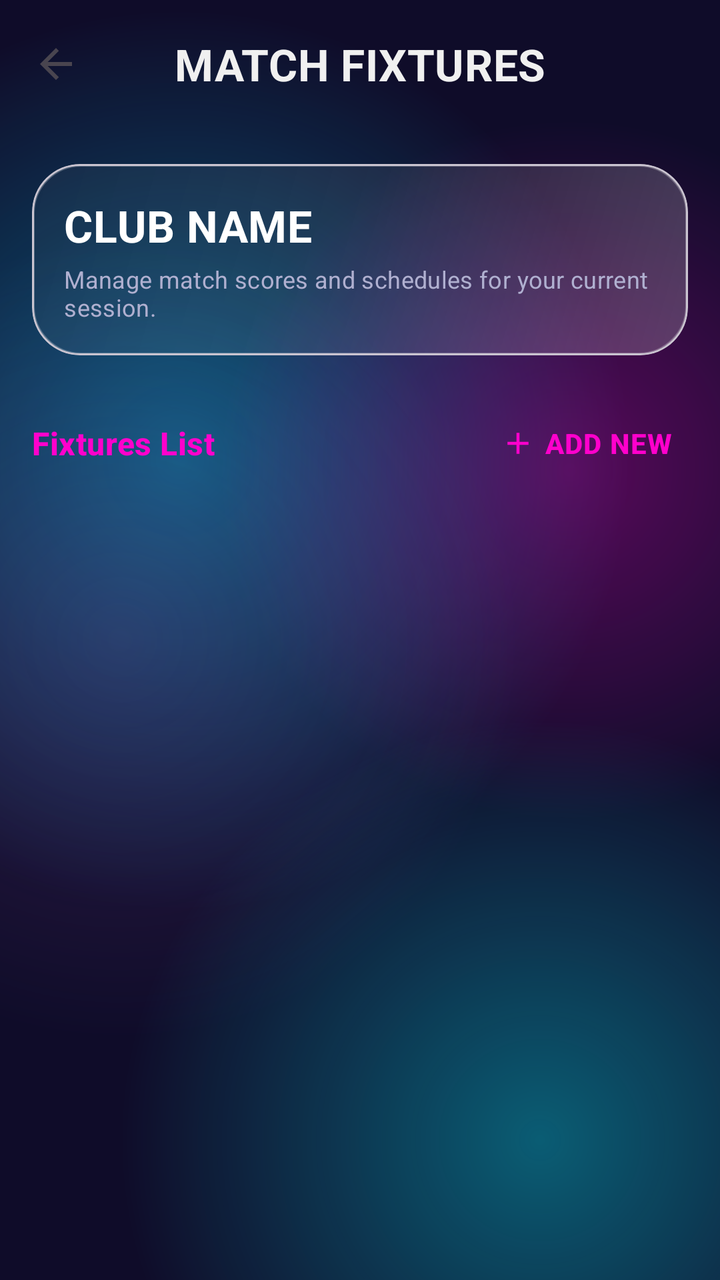
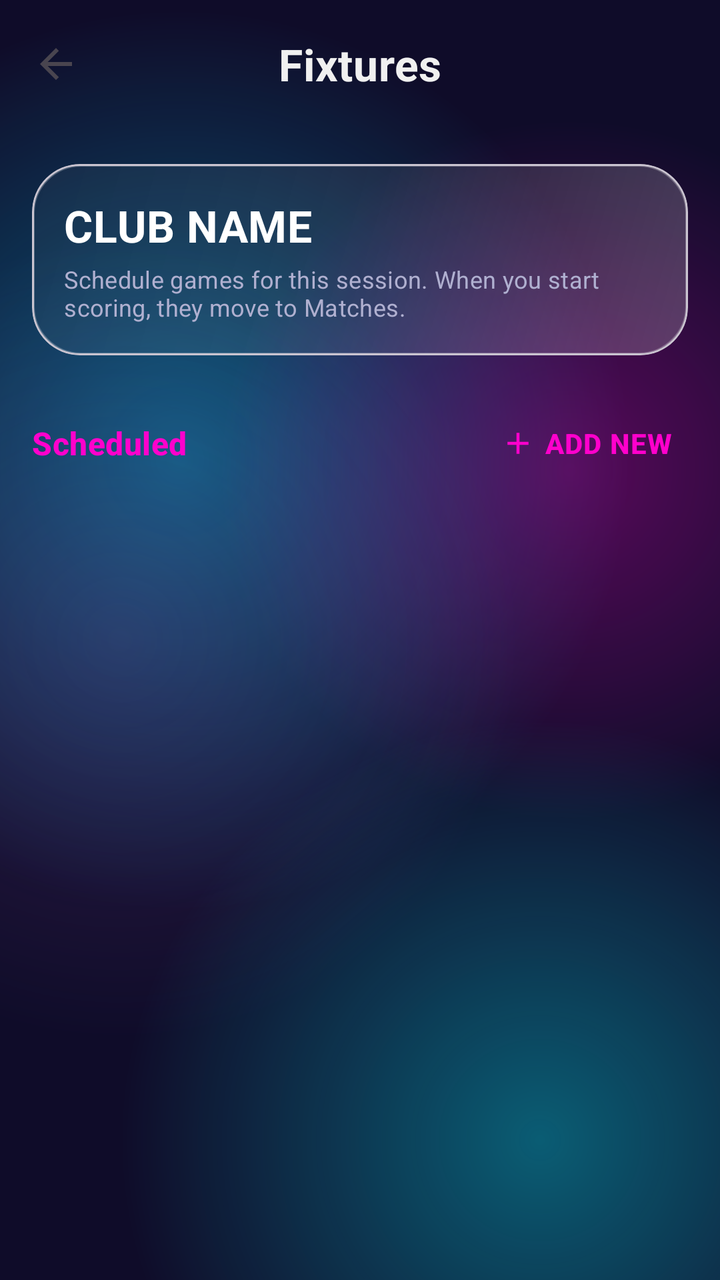

Screens rendered from an Android XML layout before and after an edit, with the pre-edit source and the edit as a unified diff.
<!-- AndroidManifest.xml: application theme Theme.TeamBalancer -->
<!-- res/layout/fragment_fixtures.xml -->
<?xml version="1.0" encoding="utf-8"?>
<androidx.coordinatorlayout.widget.CoordinatorLayout xmlns:android="http://schemas.android.com/apk/res/android"
    xmlns:app="http://schemas.android.com/apk/res-auto"
    android:layout_width="match_parent"
    android:layout_height="match_parent"
    android:background="@drawable/bg_app_shell">

    <com.google.android.material.appbar.AppBarLayout
        android:layout_width="match_parent"
        android:layout_height="wrap_content"
        android:background="@android:color/transparent"
        app:elevation="0dp">

        <com.google.android.material.appbar.MaterialToolbar
            android:id="@+id/toolbar_fixtures"
            style="@style/Widget.TeamBalancer.Toolbar"
            android:layout_width="match_parent"
            android:layout_height="wrap_content"
            app:navigationIcon="@drawable/ic_back"
            app:title="MATCH FIXTURES"
            app:titleCentered="true" />
    </com.google.android.material.appbar.AppBarLayout>

    <androidx.core.widget.NestedScrollView
        android:layout_width="match_parent"
        android:layout_height="match_parent"
        android:fillViewport="true"
        app:layout_behavior="@string/appbar_scrolling_view_behavior">

        <LinearLayout
            android:layout_width="match_parent"
            android:layout_height="wrap_content"
            android:orientation="vertical"
            android:paddingHorizontal="@dimen/screen_padding_x"
            android:paddingTop="12dp"
            android:paddingBottom="@dimen/content_bottom_inset">

            <com.google.android.material.card.MaterialCardView
                android:layout_width="match_parent"
                android:layout_height="wrap_content"
                android:layout_marginBottom="20dp"
                app:cardBackgroundColor="@android:color/transparent"
                app:cardCornerRadius="@dimen/glass_corner"
                app:cardElevation="0dp">

                <LinearLayout
                    android:layout_width="match_parent"
                    android:layout_height="wrap_content"
                    android:background="@drawable/bg_glass_card"
                    android:orientation="vertical"
                    android:padding="16dp">

                    <TextView
                        android:id="@+id/txtClubName"
                        android:layout_width="match_parent"
                        android:layout_height="wrap_content"
                        android:text="CLUB NAME"
                        android:textAppearance="@style/TextAppearance.TeamBalancer.TitleLarge"
                        android:textColor="@color/white" />

                    <TextView
                        android:layout_width="match_parent"
                        android:layout_height="wrap_content"
                        android:layout_marginTop="4dp"
                        android:text="Manage match scores and schedules for your current session."
                        android:textAppearance="@style/TextAppearance.TeamBalancer.BodySmall"
                        android:textColor="@color/on_surface_variant" />
                </LinearLayout>
            </com.google.android.material.card.MaterialCardView>

            <LinearLayout
                android:layout_width="match_parent"
                android:layout_height="wrap_content"
                android:gravity="center_vertical"
                android:orientation="horizontal"
                android:layout_marginBottom="12dp">

                <TextView
                    android:layout_width="0dp"
                    android:layout_height="wrap_content"
                    android:layout_weight="1"
                    android:text="Fixtures List"
                    android:textAppearance="@style/TextAppearance.TeamBalancer.TitleMedium"
                    android:textColor="@color/accent_pink" />

                <com.google.android.material.button.MaterialButton
                    android:id="@+id/btnAddFixture"
                    style="@style/Widget.MaterialComponents.Button.TextButton"
                    android:layout_width="wrap_content"
                    android:layout_height="wrap_content"
                    android:text="Add New"
                    android:textColor="@color/accent_pink"
                    app:icon="@drawable/ic_add"
                    app:iconTint="@color/accent_pink" />
            </LinearLayout>

            <androidx.recyclerview.widget.RecyclerView
                android:id="@+id/recyclerFixtures"
                android:layout_width="match_parent"
                android:layout_height="wrap_content"
                android:nestedScrollingEnabled="false" />

            <TextView
                android:id="@+id/txtEmptyFixtures"
                android:layout_width="match_parent"
                android:layout_height="wrap_content"
                android:layout_marginTop="40dp"
                android:gravity="center"
                android:text="No fixtures found.\nGenerate teams to create fixtures automatically."
                android:textAppearance="@style/TextAppearance.TeamBalancer.BodyMedium"
                android:textColor="@color/on_surface_variant"
                android:visibility="gone" />

        </LinearLayout>
    </androidx.core.widget.NestedScrollView>

</androidx.coordinatorlayout.widget.CoordinatorLayout>
<!-- resources referenced by this layout -->
<resources>
  <color name="accent_pink">#FF00CC</color>
  <color name="on_surface_variant">#B0B0D0</color>
  <color name="white">#FFFFFF</color>
  <dimen name="content_bottom_inset">20dp</dimen>
  <dimen name="glass_corner">24dp</dimen>
  <dimen name="screen_padding_x">16dp</dimen>
  <style name="TextAppearance.TeamBalancer.BodyMedium" parent="TextAppearance.Material3.BodyMedium">
          <item name="android:letterSpacing">0.01</item>
      </style>
  <style name="TextAppearance.TeamBalancer.BodySmall" parent="TextAppearance.Material3.BodySmall">
          <item name="android:letterSpacing">0.01</item>
      </style>
  <style name="TextAppearance.TeamBalancer.TitleLarge" parent="TextAppearance.Material3.TitleLarge">
          <item name="android:textStyle">bold</item>
          <item name="android:letterSpacing">0.01</item>
      </style>
  <style name="TextAppearance.TeamBalancer.TitleMedium" parent="TextAppearance.Material3.TitleMedium">
          <item name="android:textStyle">bold</item>
          <item name="android:letterSpacing">0.01</item>
      </style>
  <style name="Theme.TeamBalancer" parent="Base.Theme.TeamBalancer" />
  <color name="primary_dark">#0F0C29</color>
  <color name="on_surface">#F0F0F0</color>
  <dimen name="toolbar_min_height">56dp</dimen>
  <color name="primary">#302B63</color>
  <color name="primary_variant">#24243E</color>
  <color name="secondary">#FF00CC</color>
  <color name="on_secondary">#FFFFFF</color>
  <color name="surface_soft">#2E2E5A</color>
  <color name="accent">#00D2FF</color>
  <color name="surface">#1A1A2E</color>
  <color name="divider">#3F3F6F</color>
  <style name="TextAppearance.TeamBalancer.HeadlineLarge" parent="TextAppearance.Material3.HeadlineLarge">
          <item name="android:textStyle">bold</item>
          <item name="android:letterSpacing">0.0</item>
      </style>
  <style name="TextAppearance.TeamBalancer.HeadlineMedium" parent="TextAppearance.Material3.HeadlineMedium">
          <item name="android:textStyle">bold</item>
          <item name="android:letterSpacing">0.0</item>
      </style>
  <style name="TextAppearance.TeamBalancer.HeadlineSmall" parent="TextAppearance.Material3.HeadlineSmall">
          <item name="android:textStyle">bold</item>
          <item name="android:letterSpacing">0.0</item>
      </style>
  <style name="TextAppearance.TeamBalancer.TitleSmall" parent="TextAppearance.Material3.TitleSmall">
          <item name="android:textStyle">bold</item>
          <item name="android:letterSpacing">0.02</item>
      </style>
  <style name="TextAppearance.TeamBalancer.BodyLarge" parent="TextAppearance.Material3.BodyLarge">
          <item name="android:letterSpacing">0.01</item>
      </style>
  <style name="TextAppearance.TeamBalancer.LabelLarge" parent="TextAppearance.Material3.LabelLarge">
          <item name="android:textStyle">bold</item>
          <item name="android:letterSpacing">0.08</item>
      </style>
  <style name="TextAppearance.TeamBalancer.LabelMedium" parent="TextAppearance.Material3.LabelMedium">
          <item name="android:textStyle">bold</item>
          <item name="android:letterSpacing">0.06</item>
      </style>
  <style name="TextAppearance.TeamBalancer.LabelSmall" parent="TextAppearance.Material3.LabelSmall">
          <item name="android:textStyle">bold</item>
          <item name="android:letterSpacing">0.04</item>
      </style>
  <style name="ShapeAppearance.TeamBalancer.Small" parent="ShapeAppearance.Material3.SmallComponent">
          <item name="cornerSize">10dp</item>
      </style>
  <style name="ShapeAppearance.TeamBalancer.Medium" parent="ShapeAppearance.Material3.MediumComponent">
          <item name="cornerSize">20dp</item>
      </style>
  <color name="ripple_surface">#33FFFFFF</color>
  <style name="Widget.TeamBalancer.Button.Text" parent="Widget.Material3.Button.TextButton">
          <item name="android:textColor">@color/accent</item>
          <item name="android:textStyle">bold</item>
      </style>
  <color name="surface_elevated">#252545</color>
  <!-- unchanged entries left out for length: 10 -->
</resources>

<!-- the commit's change to res/layout/fragment_fixtures.xml (unified diff, before → after) -->
@@ -17,7 +17,7 @@
             android:layout_width="match_parent"
             android:layout_height="wrap_content"
             app:navigationIcon="@drawable/ic_back"
-            app:title="MATCH FIXTURES"
+            app:title="Fixtures"
             app:titleCentered="true" />
     </com.google.android.material.appbar.AppBarLayout>
 
@@ -59,10 +59,11 @@
                         android:textColor="@color/white" />
 
                     <TextView
+                        android:id="@+id/txtSessionBlurb"
                         android:layout_width="match_parent"
                         android:layout_height="wrap_content"
                         android:layout_marginTop="4dp"
-                        android:text="Manage match scores and schedules for your current session."
+                        android:text="Schedule games for this session. When you start scoring, they move to Matches."
                         android:textAppearance="@style/TextAppearance.TeamBalancer.BodySmall"
                         android:textColor="@color/on_surface_variant" />
                 </LinearLayout>
@@ -76,10 +77,11 @@
                 android:layout_marginBottom="12dp">
 
                 <TextView
+                    android:id="@+id/txtSectionTitle"
                     android:layout_width="0dp"
                     android:layout_height="wrap_content"
                     android:layout_weight="1"
-                    android:text="Fixtures List"
+                    android:text="Scheduled"
                     android:textAppearance="@style/TextAppearance.TeamBalancer.TitleMedium"
                     android:textColor="@color/accent_pink" />
 
